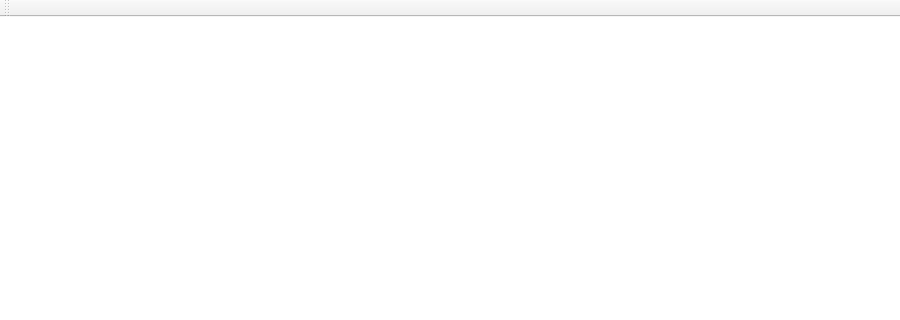
Before: the Qt Designer form SessionsBooking/mainwindow.ui in d-c-hope/NurserySessionsSheets, drawn with Qt 5; both pictures show x 0 to 900 and y 0 to 320 of the 900 by 768 pixel window.
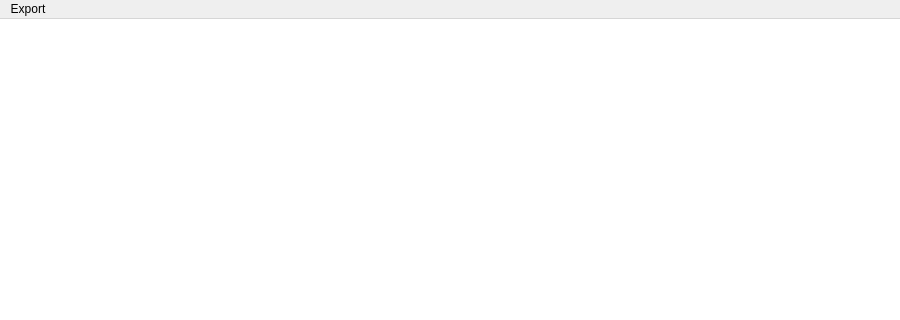
After: the same form once the commit is applied.

Commit message: export list nearly working

```diff
--- a/SessionsBooking/mainwindow.ui
+++ b/SessionsBooking/mainwindow.ui
@@ -67,15 +67,19 @@
      <height>22</height>
     </rect>
    </property>
+   <widget class="QMenu" name="menuExport">
+    <property name="title">
+     <string>Export</string>
+    </property>
+    <addaction name="actionChild_List"/>
+   </widget>
+   <addaction name="menuExport"/>
   </widget>
-  <widget class="QToolBar" name="mainToolBar">
-   <attribute name="toolBarArea">
-    <enum>TopToolBarArea</enum>
-   </attribute>
-   <attribute name="toolBarBreak">
-    <bool>false</bool>
-   </attribute>
-  </widget>
+  <action name="actionChild_List">
+   <property name="text">
+    <string>Child List</string>
+   </property>
+  </action>
  </widget>
  <layoutdefault spacing="6" margin="11"/>
  <resources/>
```
The commit also changes 11 other files.
